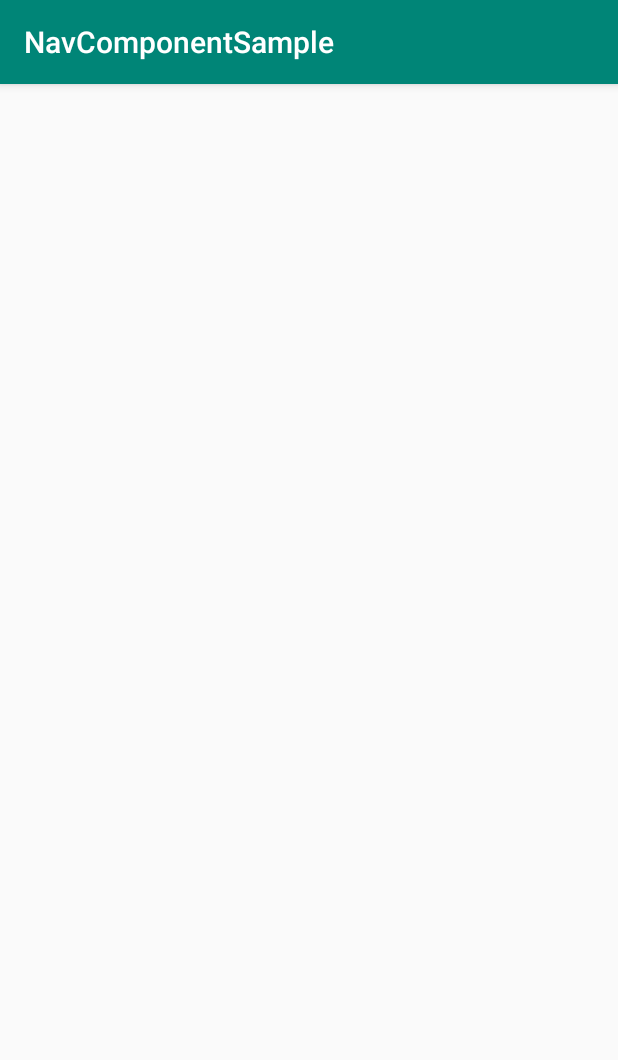
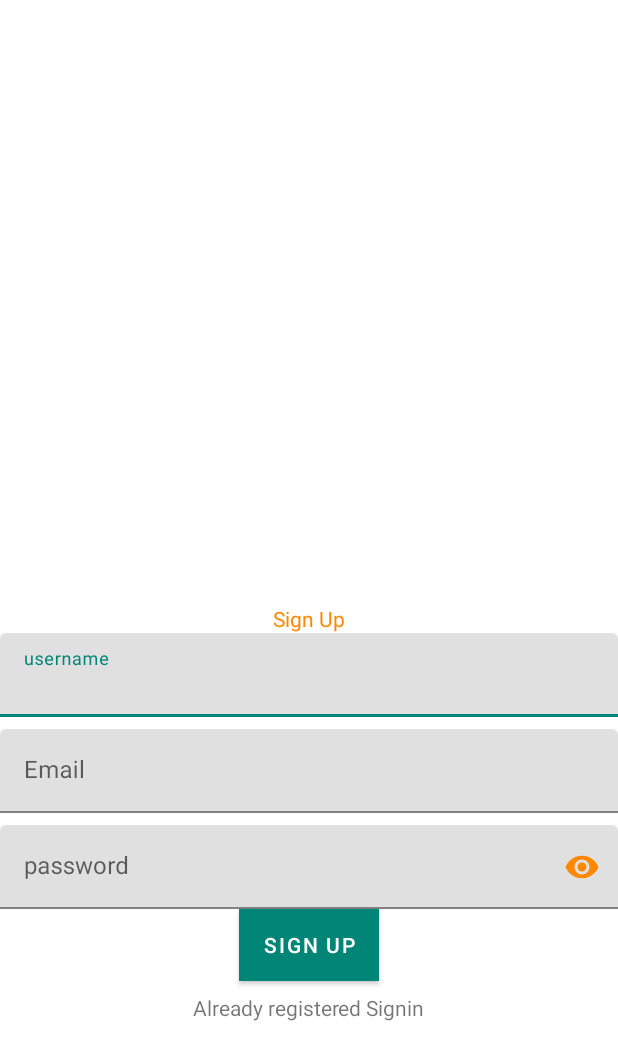
Before and after one commit to kulloveth/NavComponentSample, an Android app: the screen it shows after launch (MainActivity), on a phone screen of 412 x 824 dp. Shown: the top 1060 px of the screen. Run offline under Robolectric (Android 15) with nearby library versions, the phone set to English and light mode, and no system bars.

```diff
--- a/app/src/main/java/com/developer/kulloveth/navcomponentsample/fragments/SignUpFragment.java
+++ b/app/src/main/java/com/developer/kulloveth/navcomponentsample/fragments/SignUpFragment.java
@@ -4,18 +4,21 @@ package com.developer.kulloveth.navcomponentsample.fragments;
 import android.os.Bundle;
 
 import androidx.fragment.app.Fragment;
+import androidx.navigation.Navigation;
 
 import android.view.LayoutInflater;
 import android.view.View;
 import android.view.ViewGroup;
 
 import com.developer.kulloveth.navcomponentsample.R;
+import com.google.android.material.button.MaterialButton;
 
 /**
  * A simple {@link Fragment} subclass.
  */
 public class SignUpFragment extends Fragment {
 
+    MaterialButton button;
 
     public SignUpFragment() {
         // Required empty public constructor
@@ -26,7 +29,12 @@ public class SignUpFragment extends Fragment {
     public View onCreateView(LayoutInflater inflater, ViewGroup container,
                              Bundle savedInstanceState) {
         // Inflate the layout for this fragment
-        return inflater.inflate(R.layout.fragment_sign_up, container, false);
+        final View view = inflater.inflate(R.layout.fragment_sign_up, container, false);
+        button = view.findViewById(R.id.sign_up_button);
+        button.setOnClickListener(
+                Navigation.createNavigateOnClickListener(R.id.action_signUpFragment_to_loginFragment, null));
+
+        return view;
     }
 
 }
--- a/app/src/main/res/layout/activity_main.xml
+++ b/app/src/main/res/layout/activity_main.xml
@@ -7,6 +7,7 @@
     tools:context=".MainActivity">
 
     <fragment
+        android:id="@+id/list"
         android:name="androidx.navigation.fragment.NavHostFragment"
         android:layout_width="0dp"
         android:layout_height="0dp"
--- a/app/src/main/res/layout/fragment_sign_up.xml
+++ b/app/src/main/res/layout/fragment_sign_up.xml
@@ -16,8 +16,8 @@
             android:id="@+id/signup_text"
             android:layout_width="wrap_content"
             android:layout_height="wrap_content"
+            android:text="Sign Up"
             android:textColor="@android:color/holo_orange_dark"
-            android:text="Sign Up"
             app:layout_constraintBottom_toBottomOf="parent"
             app:layout_constraintEnd_toEndOf="parent"
             app:layout_constraintStart_toStartOf="parent"
@@ -70,12 +70,23 @@
 
 
         <com.google.android.material.button.MaterialButton
+            android:id="@+id/sign_up_button"
             android:layout_width="wrap_content"
             android:layout_height="wrap_content"
+            android:background="@android:color/holo_orange_dark"
             android:text="sign up"
-            android:background="@android:color/holo_orange_dark"
             app:layout_constraintEnd_toEndOf="parent"
             app:layout_constraintStart_toStartOf="parent"
             app:layout_constraintTop_toBottomOf="@id/password_layout" />
+
+        <TextView
+            android:id="@+id/textView"
+            android:layout_width="wrap_content"
+            android:layout_height="wrap_content"
+            android:layout_marginTop="8dp"
+            android:text="Already registered Signin"
+            app:layout_constraintEnd_toEndOf="@id/sign_up_button"
+            app:layout_constraintStart_toStartOf="@id/sign_up_button"
+            app:layout_constraintTop_toBottomOf="@id/sign_up_button" />
     </androidx.constraintlayout.widget.ConstraintLayout>
 </ScrollView>
--- a/app/src/main/res/values/styles.xml
+++ b/app/src/main/res/values/styles.xml
@@ -1,7 +1,7 @@
 <resources>
 
     <!-- Base application theme. -->
-    <style name="AppTheme" parent="Theme.AppCompat.Light.DarkActionBar">
+    <style name="AppTheme" parent="Theme.MaterialComponents.Light.NoActionBar">
         <!-- Customize your theme here. -->
         <item name="colorPrimary">@color/colorPrimary</item>
         <item name="colorPrimaryDark">@color/colorPrimaryDark</item>
```
